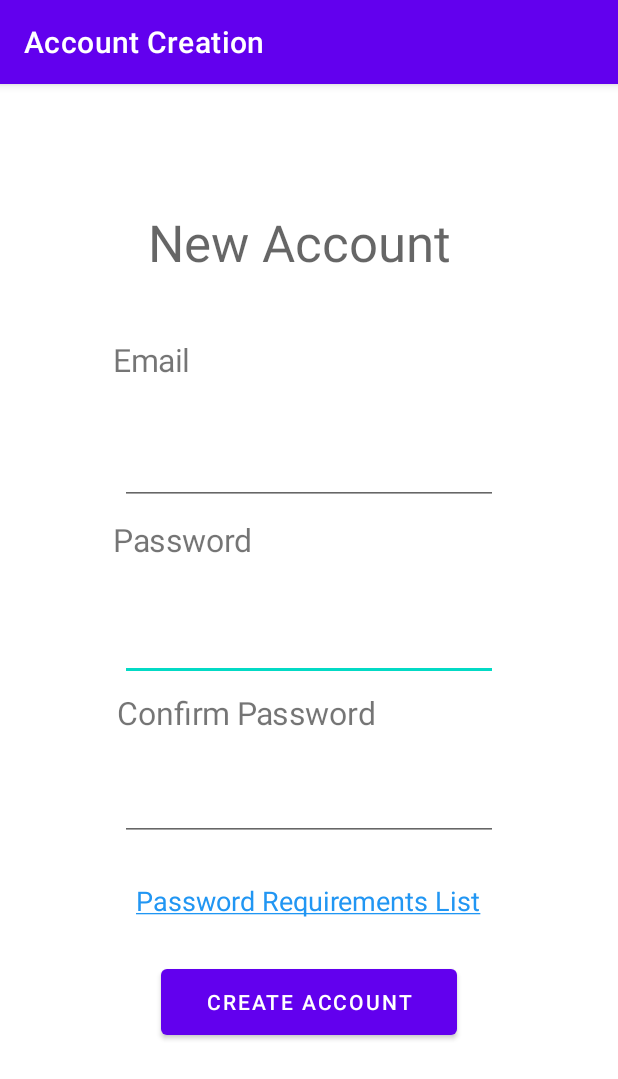
After one commit to TJustinConner/2021Capstone, an Android app: the AccountCreation screen opened directly, with no data from a screen before it, on a phone screen of 412 x 824 dp. The commit adds this screen. Shown: the top 1079 px of the screen. Run offline under Robolectric (Android 15) with nearby library versions, the phone set to English and light mode, and no system bars.

Commit message:
New Account Functionality Added

```diff
--- a/CampusNavigation/app/src/main/AndroidManifest.xml
+++ b/CampusNavigation/app/src/main/AndroidManifest.xml
@@ -9,6 +9,9 @@
         android:roundIcon="@mipmap/ic_launcher_round"
         android:supportsRtl="true"
         android:theme="@style/Theme.CampusNavigation">
+        <activity android:name=".PasswordRequirementsPage"></activity>
+        <activity android:name=".EmailVerifSent" />
+        <activity android:name=".AccountCreation" />
         <activity android:name=".MainActivity">
             <intent-filter>
                 <action android:name="android.intent.action.MAIN" />
--- /dev/null
+++ b/CampusNavigation/app/src/main/java/com/example/campusnavigation/AccountCreation.java
@@ -0,0 +1,208 @@
+package com.example.campusnavigation;
+
+import androidx.appcompat.app.AppCompatActivity;
+
+import android.content.Intent;
+import android.view.View;
+import android.widget.Button;
+import android.widget.EditText;
+import android.util.Log;
+import android.os.Bundle;
+import android.widget.TextView;
+
+import java.util.ArrayList;
+import java.util.Arrays;
+
+public class AccountCreation extends AppCompatActivity {
+
+    final ArrayList<Character> RESTRICTED_CHARS = new ArrayList<Character>(Arrays.asList('\'', ';', '\"', '/', '\\', ' ')); // need to check for --
+    final ArrayList<String> RESTRICTED_STRINGS = new ArrayList<String>(Arrays.asList("--"));
+    final ArrayList<Character> ACCEPTED_SPECIAL_CHARS = new ArrayList<Character>(Arrays.asList('!', '@', '#', '$', '%', '^', '&', '*',
+            '(', ')', '.', '?', '-', '_'));
+
+    final int MAX_PASSWORD_LENGTH = 32;
+    final int MIN_PASSWORD_LENGTH = 12;
+
+    @Override
+    protected void onCreate(Bundle savedInstanceState) {
+        super.onCreate(savedInstanceState);
+        setContentView(R.layout.account_creation);
+
+        setTitle("Account Creation");
+
+        Button CreateAccountButton = (Button) findViewById(R.id.CreateAccountButton);
+        EditText UsernameField = (EditText) findViewById(R.id.UserEmailAddressBox);
+        EditText PasswordField = (EditText) findViewById(R.id.UserPasswordBox);
+        EditText ConfirmPasswordField = (EditText) findViewById((R.id.UserConfirmPasswordBox));
+        TextView PasswordReqsLink = (TextView) findViewById((R.id.PasswordReqsLink));
+        TextView PasswordMismatchText = (TextView) findViewById((R.id.PasswordMismatchError));
+        TextView BlankFieldText = (TextView) findViewById((R.id.BlankFieldsError));
+        TextView MissingRequirementsText = (TextView) findViewById((R.id.MissingRequirementsError));
+
+        PasswordMismatchText.setVisibility(View.INVISIBLE);
+        BlankFieldText.setVisibility(View.INVISIBLE);
+        MissingRequirementsText.setVisibility(View.INVISIBLE);
+
+        PasswordReqsLink.setOnClickListener(new View.OnClickListener() {
+            @Override
+            public void onClick(View v) {
+                //takes user to password requirements activity
+                Intent ToPasswordReqs = new Intent(v.getContext(), PasswordRequirementsPage.class);
+                startActivity(ToPasswordReqs);
+            }
+        });
+
+        CreateAccountButton.setOnClickListener(new View.OnClickListener() {
+            public void onClick(View v) {
+                Intent currentIntent = getIntent(); //grabs the current activity in case it needs to be restarted
+
+                PasswordMismatchText.setVisibility(View.INVISIBLE);
+                BlankFieldText.setVisibility(View.INVISIBLE);
+                MissingRequirementsText.setVisibility(View.INVISIBLE);
+
+                //do action on click
+                String email = UsernameField.getText().toString();
+                String password = PasswordField.getText().toString();
+                String confirmedPassword = ConfirmPasswordField.getText().toString();
+                boolean inputIsGood = true;
+
+                if(email.isEmpty() || password.isEmpty() || confirmedPassword.isEmpty()){
+                    //don't send, make user re-enter input
+                    BlankFieldText.setVisibility(View.VISIBLE);
+
+                    inputIsGood = false;
+                }
+
+                //check if passwords match
+                else if(!PasswordSuccessfullyConfirmed(password, confirmedPassword)){
+                    PasswordMismatchText.setVisibility(View.VISIBLE);
+
+                    inputIsGood = false;
+                }
+
+                //check for bad characters to prevent SQL injection
+                else if(!NoRestrictedChars(email) || !NoRestrictedChars(password)){
+                    MissingRequirementsText.setVisibility(View.VISIBLE);
+
+                    inputIsGood = false;
+                }
+
+                //check to see if password length is in our set bounds
+                else if(!PasswordLengthIsGood(password)){
+                    MissingRequirementsText.setVisibility(View.VISIBLE);
+
+                    inputIsGood = false;
+                }
+
+                //makes sure email and password have the required chars in them that they need to fit our criteria
+                else if(!ContainsReqCharTypes(email, false) || !ContainsReqCharTypes(password, true)){
+                    MissingRequirementsText.setVisibility(View.VISIBLE);
+
+                    inputIsGood = false;
+                }
+
+                //Here we would encode the data and check to see if the account has already been created and if the email is on the whitelist
+
+                //if good, go to email sent to verify account page
+                //otherwise stay on page, clear fields
+
+                //take user to email sent page if all input was good
+                if(inputIsGood) {
+                    Intent ToEmailSent = new Intent(v.getContext(), EmailVerifSent.class);
+                    startActivity(ToEmailSent);
+                }
+            }
+        });
+    }
+
+    //checks if an input (email, password, whatever is passed) contains a restricted char
+    private boolean NoRestrictedChars(String input){
+        for(int i = 0; i < input.length(); i++) {
+            if(RESTRICTED_CHARS.contains(input.charAt(i))) {
+                Log.d("AcctCreation","Prohibited Character(s)");
+                return false;
+            }
+        }
+
+        for(int i = 0; i < RESTRICTED_STRINGS.size(); i++) {
+            if(input.contains(RESTRICTED_STRINGS.get(i))){
+                Log.d("AcctCreation","Prohibited String(s)");
+                return false;
+            }
+        }
+
+        return true;
+
+    }
+
+    //checks to make sure the password matches the confirmed password
+    private boolean PasswordSuccessfullyConfirmed(String password1, String password2) {
+        if (password1.equals(password2)) {
+            return true;
+        }
+        else {
+            Log.d("AcctCreation","Password Mismatch");
+            return false;
+        }
+    }
+
+    //checks to see if input has the required chars in it, isPassword is true for checking the password, false for the email address
+    //password requires 1 uppercase letter, 1 lowercase letter, 1 number, and 1 special character
+    private boolean ContainsReqCharTypes(String input, boolean isPassword){
+
+        //check the password
+        if(isPassword){
+            boolean containsLowerAlpha = false;
+            boolean containsUpperAlpha = false;
+            boolean containsNumber = false;
+            boolean containsSpecialChar = false;
+
+            //check for each needed type of char, check each position
+            for(int i = 0; i < input.length(); i++){
+                if(ACCEPTED_SPECIAL_CHARS.contains(input.charAt(i))){
+                    containsSpecialChar = true;
+                }
+                else if(Character.isLowerCase(input.charAt(i))){
+                    containsLowerAlpha = true;
+                }
+                else if(Character.isUpperCase(input.charAt(i))){
+                    containsUpperAlpha = true;
+                }
+                else if(Character.isDigit(input.charAt(i))){
+                    containsNumber = true;
+                }
+            }
+
+            //if the password meets all char requirements
+            if(containsLowerAlpha && containsNumber && containsSpecialChar && containsUpperAlpha){
+                return true;
+            }
+            else{
+                Log.d("AcctCreation","Missing Required Char Type(s)");
+                return false;
+            }
+
+        }
+
+        //check the email
+        else{
+            if(input.contains("@uvawise.edu")){
+                return true;
+            }
+            else{
+                Log.d("AcctCreation","Missing Correct Email Domain");
+                return false;
+            }
+        }
+    }
+
+    private boolean PasswordLengthIsGood(String password){
+        if(password.length() >= MIN_PASSWORD_LENGTH && password.length() <= MAX_PASSWORD_LENGTH){
+            return true;
+        }
+        else{
+            Log.d("AcctCreation","Invalid Password Length");
+            return false;
+        }
+    }
+}
--- /dev/null
+++ b/CampusNavigation/app/src/main/res/layout/account_creation.xml
@@ -0,0 +1,203 @@
+<?xml version="1.0" encoding="utf-8"?>
+<androidx.constraintlayout.widget.ConstraintLayout xmlns:android="http://schemas.android.com/apk/res/android"
+    xmlns:app="http://schemas.android.com/apk/res-auto"
+    xmlns:tools="http://schemas.android.com/tools"
+    android:layout_width="match_parent"
+    android:layout_height="match_parent"
+    tools:context=".AccountCreation"
+    tools:ignore="LabelFor">
+
+    <TextView
+        android:id="@+id/NewEmailText"
+        android:layout_width="95dp"
+        android:layout_height="46dp"
+        android:layout_marginStart="99dp"
+        android:layout_marginTop="162dp"
+        android:layout_marginEnd="217dp"
+        android:layout_marginBottom="523dp"
+        android:scaleX="1.5"
+        android:scaleY="1.5"
+        android:text="@string/email"
+        app:layout_constraintBottom_toBottomOf="parent"
+        app:layout_constraintEnd_toEndOf="parent"
+        app:layout_constraintStart_toStartOf="parent"
+        app:layout_constraintTop_toTopOf="parent" />
+
+    <TextView
+        android:id="@+id/NewPasswordText"
+        android:layout_width="95dp"
+        android:layout_height="46dp"
+        android:layout_marginStart="99dp"
+        android:layout_marginTop="282dp"
+        android:layout_marginEnd="217dp"
+        android:layout_marginBottom="403dp"
+        android:scaleX="1.5"
+        android:scaleY="1.5"
+        android:text="@string/password"
+        app:layout_constraintBottom_toBottomOf="parent"
+        app:layout_constraintEnd_toEndOf="parent"
+        app:layout_constraintStart_toStartOf="parent"
+        app:layout_constraintTop_toTopOf="parent" />
+
+    <TextView
+        android:id="@+id/NewConfirmPasswordText"
+        android:layout_width="156dp"
+        android:layout_height="45dp"
+        android:layout_marginStart="116dp"
+        android:layout_marginTop="397dp"
+        android:layout_marginEnd="139dp"
+        android:layout_marginBottom="289dp"
+        android:scaleX="1.5"
+        android:scaleY="1.5"
+        android:text="@string/confirm_password"
+        app:layout_constraintBottom_toBottomOf="parent"
+        app:layout_constraintEnd_toEndOf="parent"
+        app:layout_constraintStart_toStartOf="parent"
+        app:layout_constraintTop_toTopOf="parent" />
+
+    <Button
+        android:id="@+id/CreateAccountButton"
+        android:layout_width="197dp"
+        android:layout_height="56dp"
+        android:layout_marginStart="107dp"
+        android:layout_marginTop="565dp"
+        android:layout_marginEnd="107dp"
+        android:layout_marginBottom="110dp"
+        android:text="@string/create_account"
+        app:layout_constraintBottom_toBottomOf="parent"
+        app:layout_constraintEnd_toEndOf="parent"
+        app:layout_constraintStart_toStartOf="parent"
+        app:layout_constraintTop_toTopOf="parent" />
+
+    <EditText
+        android:id="@+id/UserPasswordBox"
+        android:layout_width="252dp"
+        android:layout_height="79dp"
+        android:layout_marginStart="79dp"
+        android:layout_marginTop="300dp"
+        android:layout_marginEnd="80dp"
+        android:layout_marginBottom="352dp"
+        android:autofillHints=""
+        android:ems="10"
+        android:inputType="textPassword"
+        app:layout_constraintBottom_toBottomOf="parent"
+        app:layout_constraintEnd_toEndOf="parent"
+        app:layout_constraintStart_toStartOf="parent"
+        app:layout_constraintTop_toTopOf="parent" />
+
+    <EditText
+        android:id="@+id/UserEmailAddressBox"
+        android:layout_width="252dp"
+        android:layout_height="79dp"
+        android:layout_marginStart="79dp"
+        android:layout_marginTop="183dp"
+        android:layout_marginEnd="80dp"
+        android:layout_marginBottom="469dp"
+        android:autofillHints=""
+        android:ems="10"
+        android:inputType="textEmailAddress"
+        app:layout_constraintBottom_toBottomOf="parent"
+        app:layout_constraintEnd_toEndOf="parent"
+        app:layout_constraintStart_toStartOf="parent"
+        app:layout_constraintTop_toTopOf="parent" />
+
+    <TextView
+        android:id="@+id/NewAccountHeader"
+        android:layout_width="215dp"
+        android:layout_height="49dp"
+        android:layout_marginStart="98dp"
+        android:layout_marginTop="64dp"
+        android:layout_marginEnd="98dp"
+        android:layout_marginBottom="618dp"
+        android:text="@string/new_account_label"
+        android:textAppearance="@style/TextAppearance.AppCompat.Display1"
+        app:layout_constraintBottom_toBottomOf="parent"
+        app:layout_constraintEnd_toEndOf="parent"
+        app:layout_constraintStart_toStartOf="parent"
+        app:layout_constraintTop_toTopOf="parent" />
+
+    <EditText
+        android:id="@+id/UserConfirmPasswordBox"
+        android:layout_width="252dp"
+        android:layout_height="70dp"
+        android:layout_marginStart="79dp"
+        android:layout_marginTop="416dp"
+        android:layout_marginEnd="80dp"
+        android:layout_marginBottom="245dp"
+        android:ems="10"
+        android:importantForAutofill="no"
+        android:inputType="textPassword"
+        app:layout_constraintBottom_toBottomOf="parent"
+        app:layout_constraintEnd_toEndOf="parent"
+        app:layout_constraintStart_toStartOf="parent"
+        app:layout_constraintTop_toTopOf="parent" />
+
+    <TextView
+        android:id="@+id/PasswordReqsLink"
+        android:layout_width="wrap_content"
+        android:layout_height="wrap_content"
+        android:layout_marginStart="91dp"
+        android:layout_marginTop="514dp"
+        android:layout_marginEnd="92dp"
+        android:layout_marginBottom="193dp"
+        android:text="@string/password_requirements_list"
+        android:textColor="#2196F3"
+        android:textSize="18sp"
+        app:layout_constraintBottom_toBottomOf="parent"
+        app:layout_constraintEnd_toEndOf="parent"
+        app:layout_constraintStart_toStartOf="parent"
+        app:layout_constraintTop_toTopOf="parent" />
+
+    <TextView
+        android:id="@+id/PasswordMismatchError"
+        android:layout_width="wrap_content"
+        android:layout_height="wrap_content"
+        android:layout_marginStart="112dp"
+        android:layout_marginTop="631dp"
+        android:layout_marginEnd="113dp"
+        android:layout_marginBottom="81dp"
+        android:text="@string/passwordConfMismatch"
+        android:textColor="#E91E1E"
+        android:textSize="18sp"
+        android:visibility="invisible"
+        app:layout_constraintBottom_toBottomOf="parent"
+        app:layout_constraintEnd_toEndOf="parent"
+        app:layout_constraintStart_toStartOf="parent"
+        app:layout_constraintTop_toTopOf="parent" />
+
+    <TextView
+        android:id="@+id/BlankFieldsError"
+        android:layout_width="wrap_content"
+        android:layout_height="wrap_content"
+        android:layout_marginStart="105dp"
+        android:layout_marginTop="629dp"
+        android:layout_marginEnd="106dp"
+        android:layout_marginBottom="78dp"
+        android:text="@string/blankFieldsError"
+        android:textColor="#E91E1E"
+        android:textSize="18sp"
+        android:visibility="invisible"
+        app:layout_constraintBottom_toBottomOf="parent"
+        app:layout_constraintEnd_toEndOf="parent"
+        app:layout_constraintStart_toStartOf="parent"
+        app:layout_constraintTop_toTopOf="parent" />
+
+    <TextView
+        android:id="@+id/MissingRequirementsError"
+        android:layout_width="312dp"
+        android:layout_height="43dp"
+        android:layout_marginStart="49dp"
+        android:layout_marginTop="629dp"
+        android:layout_marginEnd="50dp"
+        android:layout_marginBottom="59dp"
+        android:gravity="center"
+        android:text="@string/ReferToPasswordReqs"
+        android:textColor="#E91E1E"
+        android:textSize="18sp"
+        android:visibility="invisible"
+        app:layout_constraintBottom_toBottomOf="parent"
+        app:layout_constraintEnd_toEndOf="parent"
+        app:layout_constraintStart_toStartOf="parent"
+        app:layout_constraintTop_toTopOf="parent" />
+
+</androidx.constraintlayout.widget.ConstraintLayout>
--- a/CampusNavigation/app/src/main/res/values/strings.xml
+++ b/CampusNavigation/app/src/main/res/values/strings.xml
@@ -4,4 +4,16 @@
     <string name="Workouts_Btn_Text">Workouts</string>
     <string name="SchedulingButtonText">Scheduling</string>
     <string name="EventsButtonText">Events</string>
+    <string name="AccountCreationPage">Account Creation</string>
+    <string name="email">Email</string>
+    <string name="password">Password</string>
+    <string name="create_account">Create Account</string>
+    <string name="new_account_label">New Account</string>
+    <string name="confirm_password">Confirm Password</string>
+    <string name="acct_verif_email_sent">An account verification email has been sent. Please click on the link in the email to enable your account.</string>
+    <string name="password_requirements_list"><u>Password Requirements List</u></string>
+    <string name="PasswordRequirements">Password Requirements:\n12-32 Characters\n\nContains:\n- 1 Uppercase letter\n- 1 Lowercase letter\n- 1 Special character\n- 1 Number</string>
+    <string name="passwordConfMismatch">The passwords do not match.</string>
+    <string name="blankFieldsError">One of the fields is blank.</string>
+    <string name="ReferToPasswordReqs">Please follow the guidelines in the Password Requirements List.</string>
 </resources>
```
Also changed, not shown: CampusNavigation/app/src/main/java/com/example/campusnavigation/EmailVerifSent.java (added, +14 -0 lines), CampusNavigation/app/src/main/java/com/example/campusnavigation/MainActivity.java (+16 -1 lines), CampusNavigation/app/src/main/java/com/example/campusnavigation/PasswordRequirementsPage.java (added, +14 -0 lines), CampusNavigation/app/src/main/res/layout/activity_email_verif_sent.xml (added, +24 -0 lines), CampusNavigation/app/src/main/res/layout/activity_password_requirements_page.xml (added, +23 -0 lines), 3 other files.
